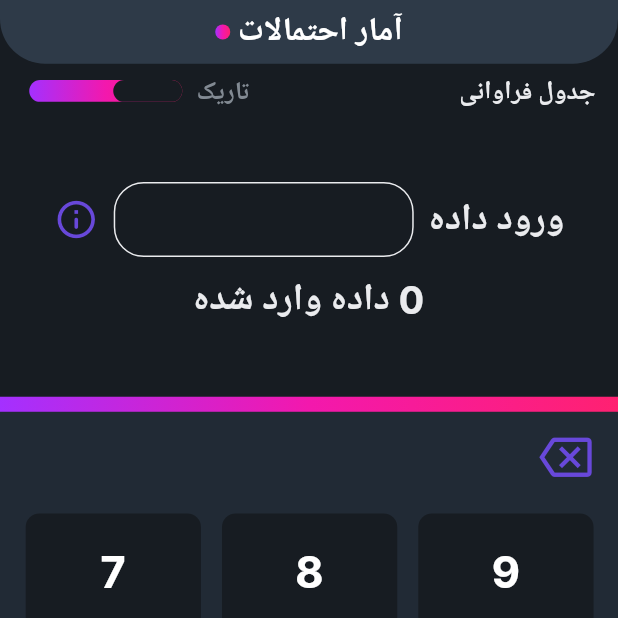
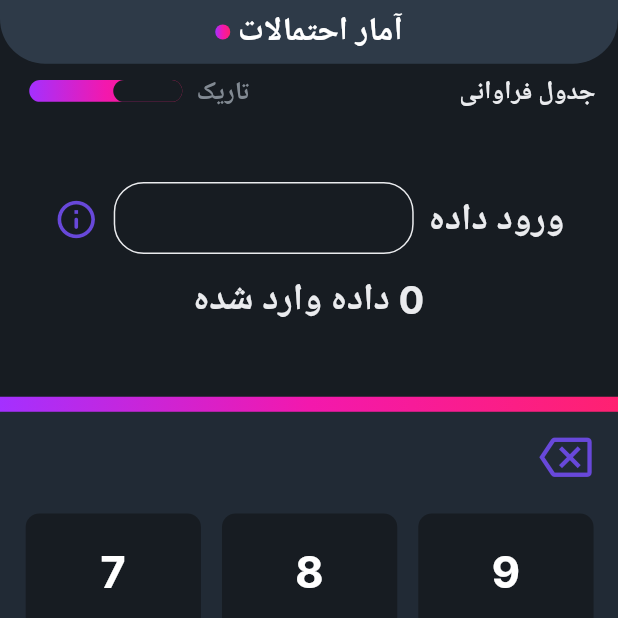
Before and after one commit to mohsen0dev/Statistical_Calculator, a Flutter app: the screen it shows after launch, on a phone screen of 412 x 824 dp, the top half of it. Run offline on Flutter 3.47's test engine with Material 3 defaults, Android fonts, the phone set to English and light mode, and no system bars; drawn by our look-alikes of animated_toggle_switch; our stand-ins replace get, lottie, shared_preferences.

Commit message:
new comitt

```diff
--- a/lib/Core/widgets/custom_textbox.dart
+++ b/lib/Core/widgets/custom_textbox.dart
@@ -23,9 +23,9 @@ class CustomTextBox extends StatelessWidget {
             focusColor: themedata.colorScheme.primary,
             border: const OutlineInputBorder(
                 borderRadius: BorderRadius.all(Radius.circular(20))),
-            contentPadding:
-                const EdgeInsets.symmetric(horizontal: 20, vertical: 10)),
-        autofocus: false,
+            contentPadding: const EdgeInsets.symmetric(
+              horizontal: 20,
+            )),
         readOnly: true,
         maxLines: 1,
         textAlign: TextAlign.justify,
--- a/lib/main.dart
+++ b/lib/main.dart
@@ -20,4 +20,5 @@ Future<void> _loadThemeMode() async {
   } else {
     customAppBarClr.modeCurrent.value = true;
   }
+  print('');
 }
```
